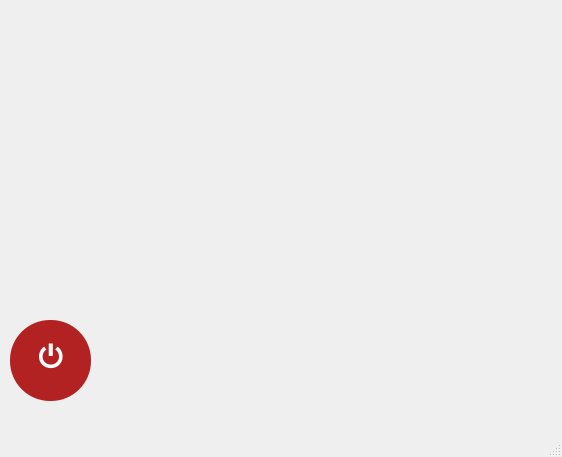
Before: the Qt Designer form Python/interface.ui in mauricio-mm/Esp32semaforo, drawn with Qt 5.
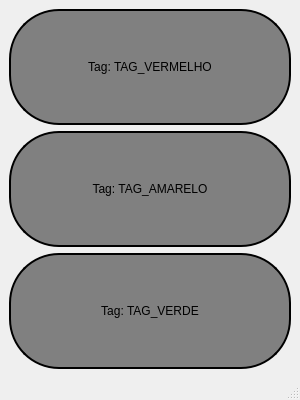
After: the same form once the commit is applied.

What changed in the file:
```diff
--- a/Python/interface.ui
+++ b/Python/interface.ui
@@ -6,56 +6,73 @@
    <rect>
     <x>0</x>
     <y>0</y>
-    <width>562</width>
-    <height>457</height>
+    <width>300</width>
+    <height>400</height>
    </rect>
   </property>
   <property name="windowTitle">
    <string>MainWindow</string>
   </property>
   <widget class="QWidget" name="centralwidget">
-   <widget class="QPushButton" name="pushButton">
-    <property name="geometry">
-     <rect>
-      <x>10</x>
-      <y>320</y>
-      <width>81</width>
-      <height>81</height>
-     </rect>
-    </property>
-    <property name="styleSheet">
-     <string notr="true">
-   QPushButton {
-       background-color: #B22222;
-       border: none;
-       border-radius: 40px;
-       color: white;
-       font-size: 28px;
-       font-weight: bold;
-       padding: 10px;
-   }
-   QPushButton:hover {
-       background-color: #cc3333;
-   }
-   QPushButton:pressed {
-       background-color: #800000;
-   }
-  </string>
-    </property>
-    <property name="text">
-     <string>⏻</string>
-    </property>
-   </widget>
-  </widget>
-  <widget class="QMenuBar" name="menubar">
-   <property name="geometry">
-    <rect>
-     <x>0</x>
-     <y>0</y>
-     <width>562</width>
-     <height>21</height>
-    </rect>
-   </property>
+   <layout class="QVBoxLayout" name="verticalLayout" stretch="0,0,0">
+    <item>
+     <widget class="QLabel" name="lblVermelho">
+      <property name="minimumSize">
+       <size>
+        <width>100</width>
+        <height>100</height>
+       </size>
+      </property>
+      <property name="alignment">
+       <set>Qt::AlignCenter</set>
+      </property>
+      <property name="styleSheet">
+       <string notr="true">background-color: gray; border-radius: 50px; border: 2px solid black;</string>
+      </property>
+      <property name="text">
+       <string>Tag: TAG_VERMELHO</string>
+      </property>
+     </widget>
+    </item>
+    <item>
+     <widget class="QLabel" name="lblAmarelo">
+      <property name="minimumSize">
+       <size>
+        <width>100</width>
+        <height>100</height>
+       </size>
+      </property>
+      <property name="alignment">
+       <set>Qt::AlignCenter</set>
+      </property>
+      <property name="styleSheet">
+       <string notr="true">background-color: gray; border-radius: 50px; border: 2px solid black;</string>
+      </property>
+      <property name="text">
+       <string>Tag: TAG_AMARELO</string>
+      </property>
+     </widget>
+    </item>
+    <item>
+     <widget class="QLabel" name="lblVerde">
+      <property name="minimumSize">
+       <size>
+        <width>100</width>
+        <height>100</height>
+       </size>
+      </property>
+      <property name="alignment">
+       <set>Qt::AlignCenter</set>
+      </property>
+      <property name="styleSheet">
+       <string notr="true">background-color: gray; border-radius: 50px; border: 2px solid black;</string>
+      </property>
+      <property name="text">
+       <string>Tag: TAG_VERDE</string>
+      </property>
+     </widget>
+    </item>
+   </layout>
   </widget>
   <widget class="QStatusBar" name="statusbar"/>
  </widget>
```
Left out of the diff: 2 changed lines with no effect on the pictures.
